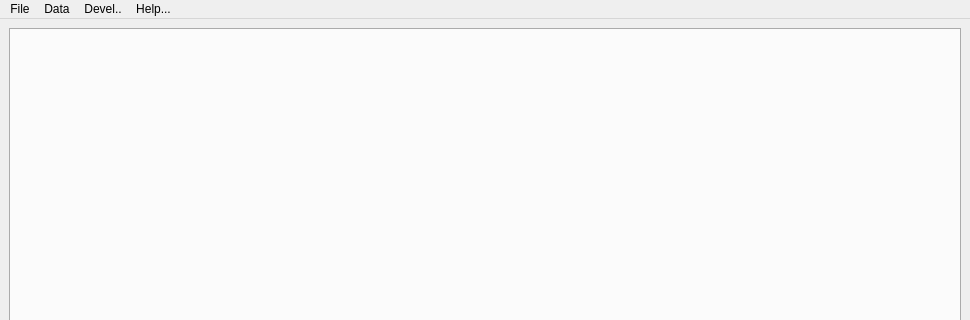
Old version of the form ui/aradomain.ui in the repository berndhs/arado; both pictures show x 0 to 970 and y 0 to 320 of the 970 by 605 pixel window.
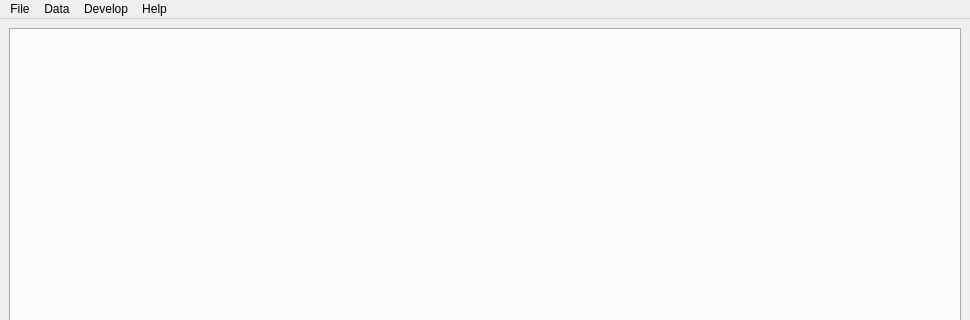
New version of the form.

Diff of the .ui file:
```diff
--- a/ui/aradomain.ui
+++ b/ui/aradomain.ui
@@ -39,12 +39,12 @@
    </widget>
    <widget class="QMenu" name="menuDevel">
     <property name="title">
-     <string>Devel..</string>
+     <string>Develop</string>
     </property>
    </widget>
    <widget class="QMenu" name="menuHelp">
     <property name="title">
-     <string>Help...</string>
+     <string>Help</string>
     </property>
     <addaction name="actionAbout"/>
    </widget>
```
